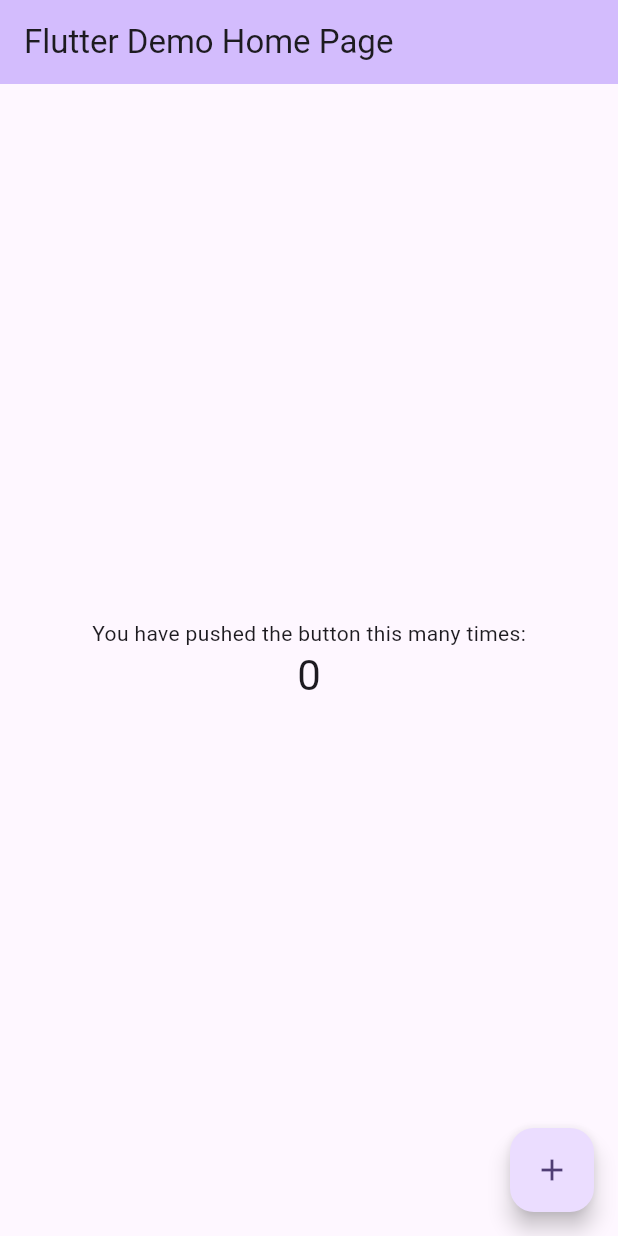
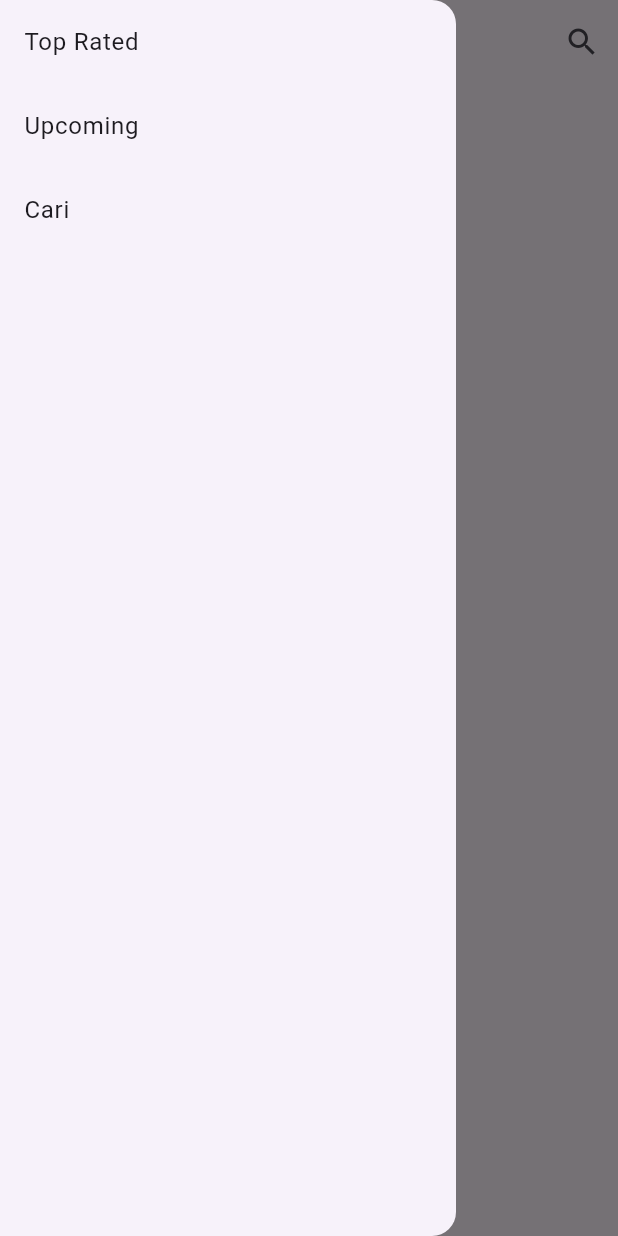
Before and after one commit to rzqh/movie-app, a Flutter app: the screen it shows after launch, with the side drawer open (before the commit the screen has no drawer), on a phone screen of 412 x 824 dp. Run offline on Flutter 3.47's test engine with Material 3 defaults, Android fonts, the phone set to English and light mode, and no system bars; network calls fail.

Commit message:
UAS requirement

```diff
--- a/lib/main.dart
+++ b/lib/main.dart
@@ -1,125 +1,21 @@
 import 'package:flutter/material.dart';
+import 'package:movie_app/screen/movie_list_view.dart';
 
 void main() {
   runApp(const MyApp());
 }
 
 class MyApp extends StatelessWidget {
-  const MyApp({super.key});
+  const MyApp({Key? key}) : super(key: key);
 
-  // This widget is the root of your application.
   @override
   Widget build(BuildContext context) {
     return MaterialApp(
       title: 'Flutter Demo',
       theme: ThemeData(
-        // This is the theme of your application.
-        //
-        // TRY THIS: Try running your application with "flutter run". You'll see
-        // the application has a purple toolbar. Then, without quitting the app,
-        // try changing the seedColor in the colorScheme below to Colors.green
-        // and then invoke "hot reload" (save your changes or press the "hot
-        // reload" button in a Flutter-supported IDE, or press "r" if you used
-        // the command line to start the app).
-        //
-        // Notice that the counter didn't reset back to zero; the application
-        // state is not lost during the reload. To reset the state, use hot
-        // restart instead.
-        //
-        // This works for code too, not just values: Most code changes can be
-        // tested with just a hot reload.
-        colorScheme: ColorScheme.fromSeed(seedColor: Colors.deepPurple),
-        useMaterial3: true,
+        primarySwatch: Colors.blue,
       ),
-      home: const MyHomePage(title: 'Flutter Demo Home Page'),
+      home: const MovieListView(),
     );
   }
 }
-
-class MyHomePage extends StatefulWidget {
-  const MyHomePage({super.key, required this.title});
-
-  // This widget is the home page of your application. It is stateful, meaning
-  // that it has a State object (defined below) that contains fields that affect
-  // how it looks.
-
-  // This class is the configuration for the state. It holds the values (in this
-  // case the title) provided by the parent (in this case the App widget) and
-  // used by the build method of the State. Fields in a Widget subclass are
-  // always marked "final".
-
-  final String title;
-
-  @override
-  State<MyHomePage> createState() => _MyHomePageState();
-}
-
-class _MyHomePageState extends State<MyHomePage> {
-  int _counter = 0;
-
-  void _incrementCounter() {
-    setState(() {
-      // This call to setState tells the Flutter framework that something has
-      // changed in this State, which causes it to rerun the build method below
-      // so that the display can reflect the updated values. If we changed
-      // _counter without calling setState(), then the build method would not be
-      // called again, and so nothing would appear to happen.
-      _counter++;
-    });
-  }
-
-  @override
-  Widget build(BuildContext context) {
-    // This method is rerun every time setState is called, for instance as done
-    // by the _incrementCounter method above.
-    //
-    // The Flutter framework has been optimized to make rerunning build methods
-    // fast, so that you can just rebuild anything that needs updating rather
-    // than having to individually change instances of widgets.
-    return Scaffold(
-      appBar: AppBar(
-        // TRY THIS: Try changing the color here to a specific color (to
-        // Colors.amber, perhaps?) and trigger a hot reload to see the AppBar
-        // change color while the other colors stay the same.
-        backgroundColor: Theme.of(context).colorScheme.inversePrimary,
-        // Here we take the value from the MyHomePage object that was created by
-        // the App.build method, and use it to set our appbar title.
-        title: Text(widget.title),
-      ),
-      body: Center(
-        // Center is a layout widget. It takes a single child and positions it
-        // in the middle of the parent.
-        child: Column(
-          // Column is also a layout widget. It takes a list of children and
-          // arranges them vertically. By default, it sizes itself to fit its
-          // children horizontally, and tries to be as tall as its parent.
-          //
-          // Column has various properties to control how it sizes itself and
-          // how it positions its children. Here we use mainAxisAlignment to
-          // center the children vertically; the main axis here is the vertical
-          // axis because Columns are vertical (the cross axis would be
-          // horizontal).
-          //
-          // TRY THIS: Invoke "debug painting" (choose the "Toggle Debug Paint"
-          // action in the IDE, or press "p" in the console), to see the
-          // wireframe for each widget.
-          mainAxisAlignment: MainAxisAlignment.center,
-          children: <Widget>[
-            const Text(
-              'You have pushed the button this many times:',
-            ),
-            Text(
-              '$_counter',
-              style: Theme.of(context).textTheme.headlineMedium,
-            ),
-          ],
-        ),
-      ),
-      floatingActionButton: FloatingActionButton(
-        onPressed: _incrementCounter,
-        tooltip: 'Increment',
-        child: const Icon(Icons.add),
-      ), // This trailing comma makes auto-formatting nicer for build methods.
-    );
-  }
-}
--- /dev/null
+++ b/lib/model/movie.dart
@@ -0,0 +1,27 @@
+class Movie {
+  Movie(
+    this.id,
+    this.title,
+    this.voteAverage,
+    this.releaseDate,
+    this.overview,
+    this.posterPath,
+  );
+
+  int? id; //untuk data "id" pada JSON
+  String? title; //untuk data "title" pada JSON
+  double? voteAverage; //untuk data "vote_average" pada JSON
+  String? releaseDate; //untuk data "release_date" pada JSON
+  String? overview; //untuk data "overview" pada JSON
+  String? posterPath; //untuk data "poster_path" pada JSON
+
+  Movie.fromJson(Map<String, dynamic> json) {
+    //1
+    id = json['id'] as int;
+    title = json['title'];
+    voteAverage = json['vote_average'] * 1.0 as double;
+    releaseDate = json["release_date"];
+    overview = json["overview"];
+    posterPath = json["poster_path"];
+  }
+}
--- a/pubspec.yaml
+++ b/pubspec.yaml
@@ -35,6 +35,9 @@ dependencies:
   # The following adds the Cupertino Icons font to your application.
   # Use with the CupertinoIcons class for iOS style icons.
   cupertino_icons: ^1.0.2
+  http: ^1.1.0
+  intl: ^0.17.0
+
 
 dev_dependencies:
   flutter_test:
```
Also changed, not shown: lib/component/http_helper.dart (added, +75 -0 lines), lib/screen/movie_detail.dart (added, +65 -0 lines), lib/screen/movie_list_view.dart (added, +245 -0 lines), pubspec.lock, 1 other file.
